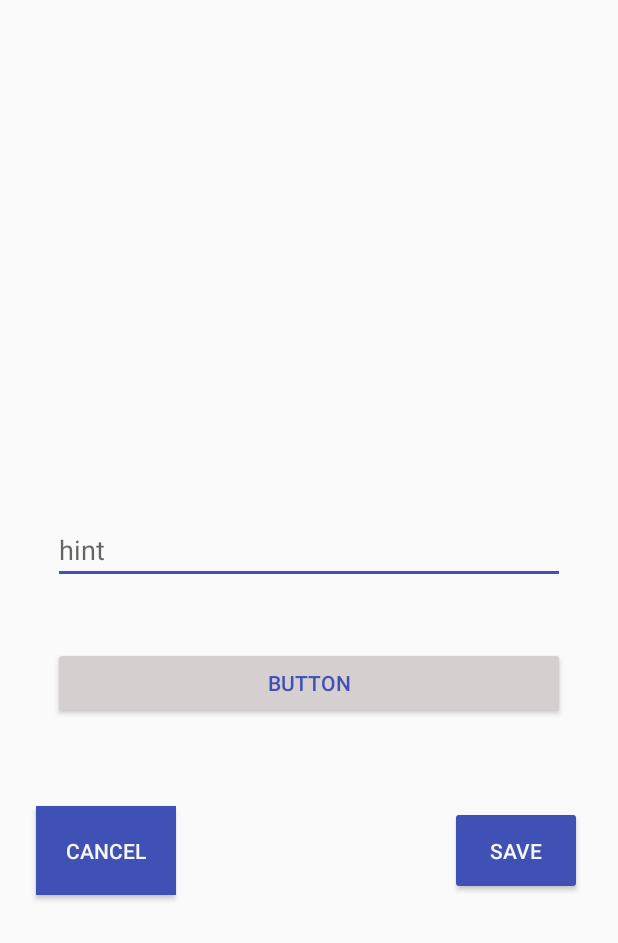
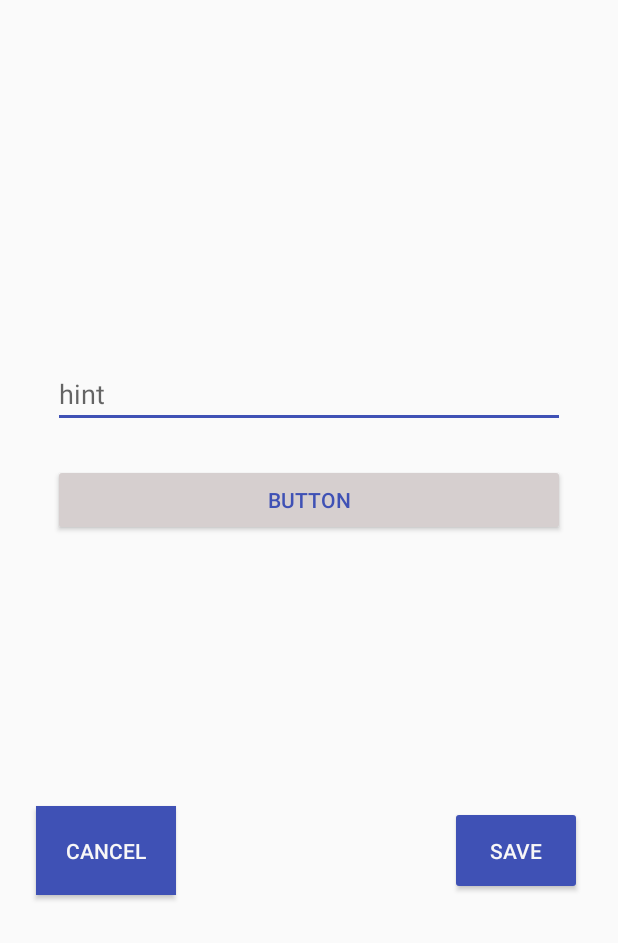
Before and after one commit to BeamzDream/EmergencyApp, an Android app: the SecurityWords screen opened directly, with no data from a screen before it, on a phone screen of 412 x 824 dp, the part 293-1236 px from its top. Run offline under Robolectric (Android 15) with nearby library versions, the phone set to English and light mode, and no system bars.

Commit message:
Updated Security

```diff
--- a/app/src/main/res/layout/activity_security_words.xml
+++ b/app/src/main/res/layout/activity_security_words.xml
@@ -49,21 +49,21 @@
                 android:id="@+id/textInputEditText"
                 android:layout_width="match_parent"
                 android:layout_height="wrap_content"
+                android:layout_marginTop="24dp"
+                android:backgroundTint="#3F51B5"
+                android:hint="hint"
                 app:layout_constraintEnd_toEndOf="parent"
                 app:layout_constraintStart_toStartOf="parent"
-                app:layout_constraintTop_toBottomOf="@+id/lvMain"
-                android:backgroundTint="#3F51B5"
-                android:hint="hint"
-                tools:layout_editor_absoluteY="16dp" />
+                app:layout_constraintTop_toBottomOf="@+id/lvMain" />
 
             <Button
                 android:id="@+id/btnAdd"
                 android:layout_width="match_parent"
                 android:layout_height="wrap_content"
+                android:layout_marginTop="24dp"
                 android:backgroundTint="#D6CFCF"
                 android:text="Button"
                 android:textColor="#3F51B5"
-                app:layout_constraintBottom_toBottomOf="parent"
                 app:layout_constraintEnd_toEndOf="parent"
                 app:layout_constraintStart_toStartOf="parent"
                 app:layout_constraintTop_toBottomOf="@+id/textInputEditText"
@@ -73,8 +73,6 @@
                 android:id="@+id/lvMain"
                 android:layout_width="match_parent"
                 android:layout_height="200dp"
-                android:layout_marginBottom="50dp"
-                app:layout_constraintBottom_toBottomOf="parent"
                 app:layout_constraintEnd_toEndOf="parent"
                 app:layout_constraintStart_toStartOf="parent"
                 app:layout_constraintTop_toTopOf="parent">
```
